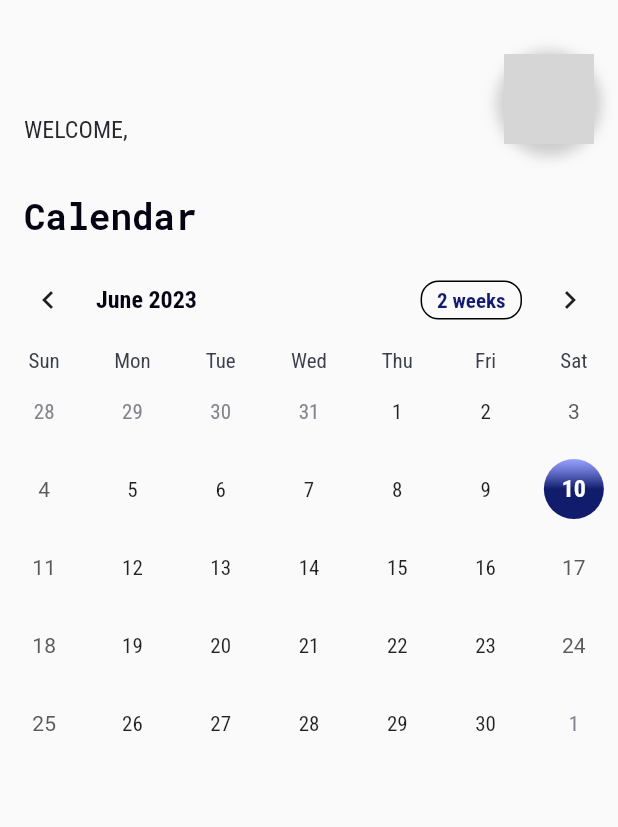
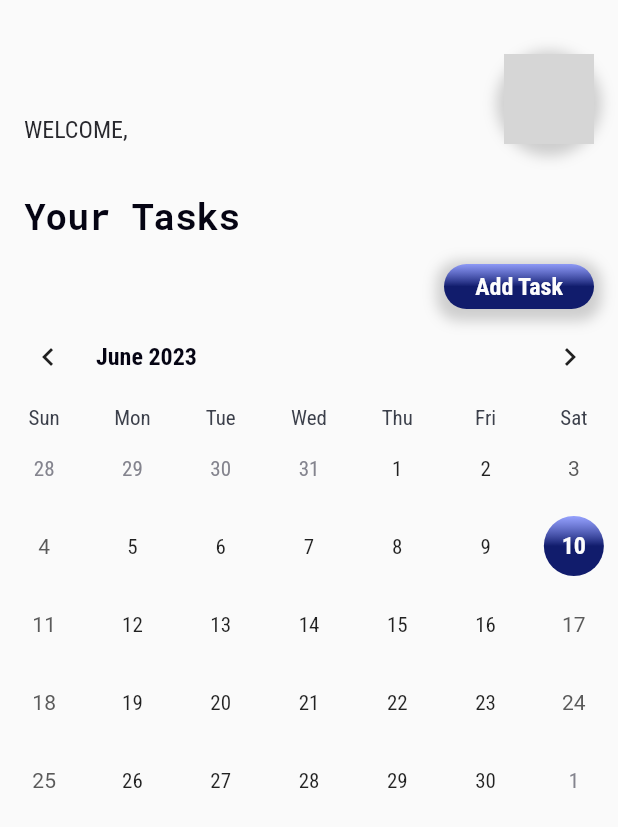
Before and after one commit to sandrakrupa/planner, a Flutter app: the CalendarPageContent widget shown alone on an empty page, opened directly with empty values, on a phone screen of 412 x 824 dp. Shown: the top 827 px of the screen. Run offline on Flutter 3.47's test engine with Material 2 defaults, Android fonts, the phone set to English and light mode, and no system bars; drawn by our look-alikes of table_calendar; our stand-ins replace firebase_auth, firebase_core, flashy_tab_bar2, google_fonts, image_picker, timeline_tile; accounts and stored records are empty; generated files the repository leaves out were written again; grey boxes are pictures that could not be loaded.

Commit message:
create AddTaskDialog

```diff
--- /dev/null
+++ b/lib/core/models.dart
@@ -0,0 +1,31 @@
+class Task {
+  String id;
+  String title;
+  String description;
+  DateTime date;
+
+  Task(
+      {required this.id,
+      required this.title,
+      required this.description,
+      required this.date});
+}
+
+class TaskManager {
+  List<Task> tasks = [];
+
+  void addTask(Task task) {
+    tasks.add(task);
+  }
+
+  void updateTask(Task updatedTask) {
+    final index = tasks.indexWhere((task) => task.id == updatedTask.id);
+    if (index >= 0) {
+      tasks[index] = updatedTask;
+    }
+  }
+
+  void removeTask(String taskId) {
+    tasks.removeWhere((task) => task.id == taskId);
+  }
+}
--- a/lib/screens/home/home page/calendar content/calendar_page_content.dart
+++ b/lib/screens/home/home page/calendar content/calendar_page_content.dart
@@ -71,10 +71,10 @@ class CalendarPageContent extends StatelessWidget {
           height: 16,
         ),
         const MainText(
-          mainText: 'Calendar',
+          mainText: 'Your Tasks',
         ),
         const SizedBox(
-          height: 8,
+          height: 16,
         ),
         const CalendarWidget()
       ],
--- a/lib/screens/home/home page/settings_page.dart
+++ b/lib/screens/home/home page/settings_page.dart
@@ -229,10 +229,10 @@ class _SettingsPageState extends State<SettingsPage> {
                 items: [
                   FlashyTabBarItem(
                     icon: const Icon(
-                      Icons.calendar_month_rounded,
+                      Icons.task_alt_rounded,
                       color: Color.fromARGB(255, 252, 252, 253),
                     ),
-                    title: Text('Calendar', style: textSMboldwhite),
+                    title: Text('Task', style: textSMboldwhite),
                     activeColor: const Color.fromARGB(255, 17, 28, 108),
                   ),
                   FlashyTabBarItem(
--- a/lib/widget/calendar_widget.dart
+++ b/lib/widget/calendar_widget.dart
@@ -1,7 +1,11 @@
 import 'package:flutter/material.dart';
 import 'package:planner/core/fonts_palette.dart';
 import 'package:planner/core/gradient_palette.dart';
+import 'package:planner/core/models.dart';
+import 'package:planner/screens/home/add%20task/add_task_dialog.dart';
 import 'package:table_calendar/table_calendar.dart';
+
+import 'navy_blue_elevated_button_1_widget.dart';
 
 class CalendarWidget extends StatefulWidget {
   const CalendarWidget({super.key});
@@ -14,10 +18,48 @@ class _CalendarWidgetState extends State<CalendarWidget> {
   CalendarFormat calendarFormat = CalendarFormat.month;
   DateTime _focusedDay = DateTime.now();
   DateTime _selectedDay = DateTime.now();
+  TaskManager taskManager = TaskManager();
+
+  void addTaskToCalendar(String title, String description, DateTime date) {
+    Task newTask = Task(
+      id: UniqueKey().toString(),
+      title: title,
+      description: description,
+      date: date,
+    );
+    taskManager.addTask(newTask);
+  }
+
+  List<dynamic> Function(DateTime) getEvents() {
+    return (DateTime date) {
+      return taskManager.tasks
+          .where((task) =>
+              task.date.year == date.year &&
+              task.date.month == date.month &&
+              task.date.day == date.day)
+          .toList();
+    };
+  }
 
   @override
   Widget build(BuildContext context) {
-    return TableCalendar(
+    return Column(
+      crossAxisAlignment: CrossAxisAlignment.end,
+      children: [
+        NavyBlueElevatedButton1(
+            buttonText: 'Add Task',
+            buttonGradientColor: navyBlueGradient,
+            buttonTextStyle: textMDboldwhite,
+            onPressed: () {
+              showDialog(
+                context: context,
+                builder: (BuildContext context) => const AddTaskDialog(),
+              );
+            },
+            buttonWidth: 100,
+            buttonHeight: 30),
+        TableCalendar(
+          eventLoader: getEvents(),
           focusedDay: _focusedDay,
           firstDay: DateTime.utc(1992, 12, 4),
           lastDay: DateTime.utc(2113, 6, 13),
@@ -27,7 +69,7 @@ class _CalendarWidgetState extends State<CalendarWidget> {
               weekdayStyle: textSMregulargrey500),
           calendarStyle: CalendarStyle(
             todayDecoration: const BoxDecoration(
-          color: Color.fromARGB(186, 144, 157, 255),
+              color: Color.fromARGB(121, 0, 15, 128),
               shape: BoxShape.circle,
             ),
             selectedDecoration: BoxDecoration(
@@ -42,6 +84,7 @@ class _CalendarWidgetState extends State<CalendarWidget> {
           headerStyle: HeaderStyle(
             titleTextStyle: textMDbold,
             formatButtonTextStyle: textSMboldblue,
+            formatButtonVisible: false,
           ),
           selectedDayPredicate: (day) {
             return isSameDay(_selectedDay, day);
@@ -60,6 +103,8 @@ class _CalendarWidgetState extends State<CalendarWidget> {
               calendarFormat = format;
             });
           },
+        ),
+      ],
     );
   }
 }
--- a/pubspec.yaml
+++ b/pubspec.yaml
@@ -45,6 +45,8 @@ dependencies:
   timeline_tile: ^2.0.0
   flashy_tab_bar2: ^0.0.5
   image_picker: ^0.8.7+5
+
+
 
 
 dev_dependencies:
```
Also changed, not shown: lib/screens/home/add task/add_task_dialog.dart (added, +222 -0 lines), lib/screens/home/add task/add_task_page_content.dart (deleted, +0 -106 lines). Lines whose indentation alone changed are shown as unchanged.
